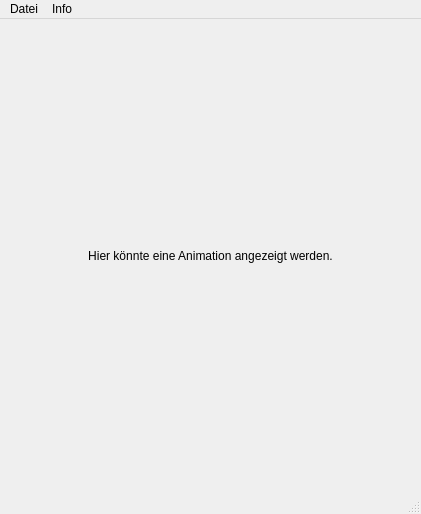
The window that viewers/animationviewwindow.ui (striezel/qt-commander) describes before a commit, drawn with Qt 5.
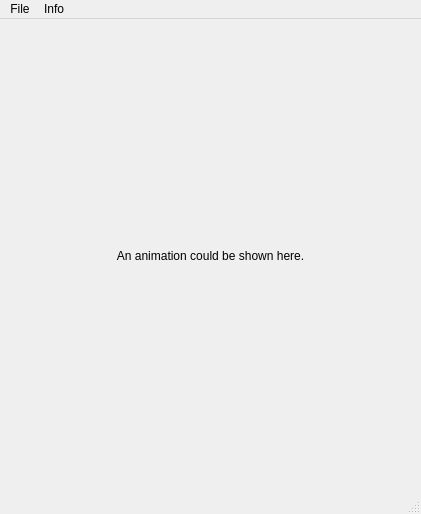
The same window after the commit. Icons and pictures are not drawn.

Commit message: add translation for animation viewer

```diff
--- a/viewers/animationviewwindow.ui
+++ b/viewers/animationviewwindow.ui
@@ -21,7 +21,7 @@
     <item row="0" column="0" colspan="2">
      <widget class="QLabel" name="label">
       <property name="text">
-       <string>Hier könnte eine Animation angezeigt werden.</string>
+       <string>An animation could be shown here.</string>
       </property>
       <property name="alignment">
        <set>Qt::AlignCenter</set>
@@ -41,7 +41,7 @@
    </property>
    <widget class="QMenu" name="menuFile">
     <property name="title">
-     <string>Datei</string>
+     <string>File</string>
     </property>
     <addaction name="actionExit"/>
    </widget>
```
Left out of the diff: 14 changed lines with no effect on the pictures. The commit also changes 3 other files.
